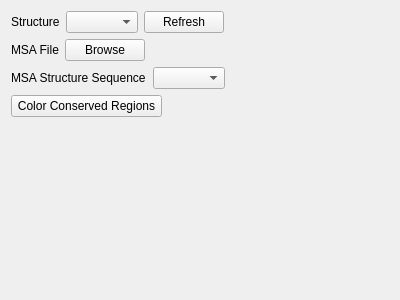
TUM-CBR/pymol-plugins, file cbr/msa/visual/MsaViewer.ui: the form before one commit.
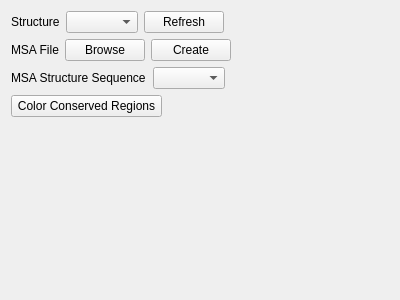
The form after the commit.

Commit message: Accept FASTA sequences as input and do the MSA on the MSA viewer.

Diff of the .ui file:
```diff
--- a/cbr/msa/visual/MsaViewer.ui
+++ b/cbr/msa/visual/MsaViewer.ui
@@ -64,6 +64,13 @@
        </property>
       </widget>
      </item>
+     <item>
+      <widget class="QPushButton" name="createMsaButton">
+       <property name="text">
+        <string>Create</string>
+       </property>
+      </widget>
+     </item>
      <item>
       <spacer name="horizontalSpacer">
        <property name="orientation">
```
The commit also changes 9 other files.
